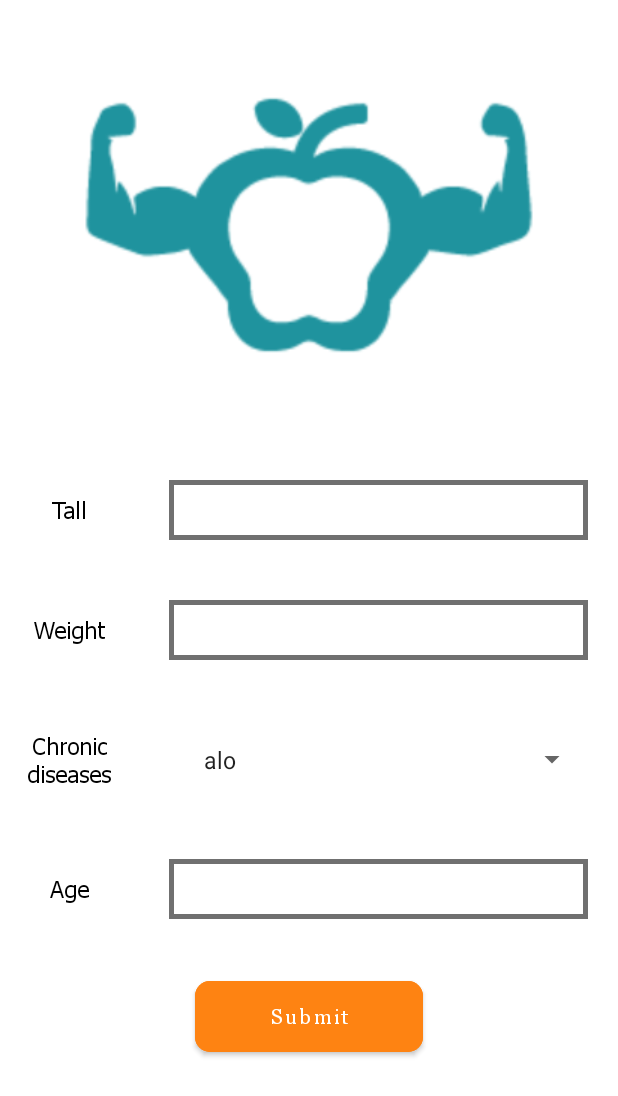
After one commit to YoussefMaged766/Solution_Challenge, an Android app: the SystemInfo_Activity screen opened directly, with no data from a screen before it, on a phone screen of 412 x 824 dp. The commit adds this screen. Shown: the top 1096 px of the screen. Run offline under Robolectric (Android 15) with nearby library versions, the phone set to English and light mode, and no system bars.

Commit message:
SystemInfo_Activity.kt

```diff
--- a/app/src/main/java/com/example/solutionchallenge/IntroSliding_Activity.kt
+++ b/app/src/main/java/com/example/solutionchallenge/IntroSliding_Activity.kt
@@ -5,15 +5,14 @@ import android.content.Intent
 import android.content.SharedPreferences
 import androidx.appcompat.app.AppCompatActivity
 import android.os.Bundle
-import android.view.View
 import android.view.ViewGroup
-import android.widget.Button
 import android.widget.ImageView
 import android.widget.LinearLayout
 import androidx.core.content.ContextCompat
 import androidx.core.view.get
 import androidx.viewpager2.widget.ViewPager2
 import com.example.solutionchallenge.adapter.intro_adapter
+import com.example.solutionchallenge.classes.data_intro
 import com.google.android.material.floatingactionbutton.FloatingActionButton
 
 class IntroSliding_Activity : AppCompatActivity() {
--- a/app/src/main/java/com/example/solutionchallenge/Register_Activity.kt
+++ b/app/src/main/java/com/example/solutionchallenge/Register_Activity.kt
@@ -81,7 +81,7 @@ class Register_Activity : AppCompatActivity() {
         val user: FirebaseUser? = auth.currentUser
         Log.e("user", auth.currentUser.toString())
         user?.let {
-            startActivity(Intent(this, UserProfile_Activity::class.java))
+            startActivity(Intent(this, SystemInfo_Activity::class.java))
             Toast.makeText(applicationContext , "welcome back",Toast.LENGTH_SHORT).show()
         }
     }
--- /dev/null
+++ b/app/src/main/java/com/example/solutionchallenge/SystemInfo_Activity.kt
@@ -0,0 +1,26 @@
+package com.example.solutionchallenge
+
+import androidx.appcompat.app.AppCompatActivity
+import android.os.Bundle
+import android.widget.ArrayAdapter
+import android.widget.Spinner
+
+class SystemInfo_Activity : AppCompatActivity() {
+
+
+    override fun onCreate(savedInstanceState: Bundle?) {
+        super.onCreate(savedInstanceState)
+        setContentView(R.layout.activity_system_info)
+        val spinner :Spinner = findViewById(R.id.spinner_disease)
+        val diseases = resources.getStringArray(R.array.spinner)
+        val adapter = ArrayAdapter(
+            this,
+            android.R.layout.simple_spinner_item, diseases
+        )
+        adapter.setDropDownViewResource(
+            android.R.layout
+                .simple_spinner_dropdown_item)
+        spinner.adapter = adapter
+
+    }
+}
--- a/app/src/main/java/com/example/solutionchallenge/UserProfile_Activity.kt
+++ b/app/src/main/java/com/example/solutionchallenge/UserProfile_Activity.kt
@@ -8,7 +8,6 @@ import android.content.Intent
 import android.content.SharedPreferences
 
 import android.content.pm.PackageManager
-import android.icu.number.IntegerWidth
 import android.net.Uri
 import android.os.Build
 import android.os.Bundle
@@ -19,6 +18,7 @@ import android.widget.*
 import androidx.appcompat.app.AlertDialog
 import androidx.appcompat.app.AppCompatActivity
 import com.bumptech.glide.Glide
+import com.example.solutionchallenge.classes.sharedPrefrence
 import com.google.android.material.floatingactionbutton.FloatingActionButton
 import com.google.firebase.auth.FirebaseAuth
 import com.google.firebase.database.*
@@ -49,7 +49,7 @@ class UserProfile_Activity : AppCompatActivity() {
         setContentView(R.layout.activity_user_profile)
 
         initalize()
-        val sharedPreference:sharedPrefrence=sharedPrefrence(this)
+        val sharedPreference: sharedPrefrence = sharedPrefrence(this)
         sharedPref = getSharedPreferences(PREFS_NAME, Context.MODE_PRIVATE)
 
         btn_camera.setOnClickListener{
--- a/app/src/main/java/com/example/solutionchallenge/adapter/intro_adapter.kt
+++ b/app/src/main/java/com/example/solutionchallenge/adapter/intro_adapter.kt
@@ -7,7 +7,7 @@ import android.widget.ImageView
 import android.widget.TextView
 import androidx.recyclerview.widget.RecyclerView
 import com.example.solutionchallenge.R
-import com.example.solutionchallenge.data_intro
+import com.example.solutionchallenge.classes.data_intro
 
 class intro_adapter(var items:List<data_intro>): RecyclerView.Adapter<intro_adapter.viewholder>() {
 
@@ -31,7 +31,7 @@ class intro_adapter(var items:List<data_intro>): RecyclerView.Adapter<intro_adap
             var img = itemView.findViewById<ImageView>(R.id.image)
             var txtdis = itemView.findViewById<TextView>(R.id.txt_description_intro)
 
-            fun bind (introslide:data_intro){
+            fun bind (introslide: data_intro){
                 txtdis.text =introslide.txt_dis
                 img.setImageResource(introslide.img)
 
--- a/app/src/main/java/com/example/solutionchallenge/data_intro.kt
+++ b/app/src/main/java/com/example/solutionchallenge/classes/Data_intro.kt
@@ -1,3 +1,3 @@
-package com.example.solutionchallenge
+package com.example.solutionchallenge.classes
 
 data class data_intro (val txt_dis :String , val img :Int)
--- a/app/src/main/java/com/example/solutionchallenge/sharedPrefrence.kt
+++ b/app/src/main/java/com/example/solutionchallenge/classes/SharedPrefrence.kt
@@ -1,4 +1,4 @@
-package com.example.solutionchallenge
+package com.example.solutionchallenge.classes
 
 import android.content.Context
 import android.content.SharedPreferences
--- /dev/null
+++ b/app/src/main/res/drawable/ic_baseline_arrow_drop_down_24.xml
@@ -0,0 +1,10 @@
+<vector xmlns:android="http://schemas.android.com/apk/res/android"
+    android:width="24dp"
+    android:height="24dp"
+    android:viewportWidth="24"
+    android:viewportHeight="24"
+    android:tint="?attr/colorControlNormal">
+  <path
+      android:fillColor="@android:color/white"
+      android:pathData="M7,10l5,5 5,-5z"/>
+</vector>
--- /dev/null
+++ b/app/src/main/res/drawable/spinner_style.xml
@@ -0,0 +1,18 @@
+<?xml version="1.0" encoding="utf-8"?>
+<selector xmlns:android="http://schemas.android.com/apk/res/android">
+
+    <item><layer-list>
+        <item><shape>
+            <gradient android:angle="90" android:endColor="#B3BBCC" android:startColor="#E8EBEF" android:type="linear" />
+
+            <stroke android:width="1dp" android:color="#000000" />
+
+            <corners android:radius="4dp" />
+
+            <padding android:bottom="3dp" android:left="3dp" android:right="3dp" android:top="3dp" />
+        </shape></item>
+        <item ><bitmap android:gravity="bottom|right" android:src="@drawable/ic_baseline_arrow_drop_down_24" />
+        </item>
+    </layer-list></item>
+
+</selector>
--- /dev/null
+++ b/app/src/main/res/drawable/system_style.xml
@@ -0,0 +1,5 @@
+<?xml version="1.0" encoding="utf-8"?>
+<shape xmlns:android="http://schemas.android.com/apk/res/android" android:shape="rectangle">
+<stroke android:width="3dp" android:color="@color/black_border" />
+    <size android:width="250dp" android:height="40dp"/>
+</shape>
--- /dev/null
+++ b/app/src/main/res/layout/activity_system_info.xml
@@ -0,0 +1,183 @@
+<?xml version="1.0" encoding="utf-8"?>
+<androidx.constraintlayout.widget.ConstraintLayout xmlns:android="http://schemas.android.com/apk/res/android"
+    xmlns:app="http://schemas.android.com/apk/res-auto"
+    xmlns:tools="http://schemas.android.com/tools"
+    android:layout_width="match_parent"
+    android:layout_height="match_parent"
+    tools:context=".SystemInfo_Activity">
+    <ImageView
+        android:id="@+id/img_systemInfo"
+        android:layout_width="match_parent"
+        android:layout_height="300dp"
+        app:layout_constraintTop_toTopOf="parent"
+        android:src="@drawable/app_icon_03"
+        />
+    <LinearLayout
+        android:id="@+id/container2"
+        android:layout_width="match_parent"
+        android:layout_height="wrap_content"
+        android:orientation="vertical"
+        app:layout_constraintTop_toBottomOf="@id/img_systemInfo">
+
+        <LinearLayout
+            android:layout_width="match_parent"
+            android:layout_height="wrap_content"
+            android:orientation="horizontal">
+
+            <TextView
+                android:id="@+id/textview_tall_system"
+                android:layout_width="0dp"
+                android:layout_height="match_parent"
+                android:layout_gravity="center"
+                android:layout_weight="1"
+                android:fontFamily="@font/tahoma_regular"
+                android:gravity="center"
+                android:text="Tall"
+                android:textColor="@color/black"
+                android:textSize="15sp" />
+
+            <EditText
+                android:id="@+id/tall_edit_system"
+                android:layout_width="0dp"
+                android:layout_height="wrap_content"
+                android:layout_margin="20dp"
+                android:layout_weight="3"
+                android:background="@drawable/system_style"
+                android:fontFamily="@font/tahoma_regular"
+                android:padding="8dp"
+                tools:text="15"
+                android:textColor="@color/black"
+                android:textSize="15sp"
+               />
+
+
+
+        </LinearLayout>
+        <LinearLayout
+            android:layout_width="match_parent"
+            android:layout_height="wrap_content"
+            android:orientation="horizontal"
+            android:gravity="center_horizontal"
+
+            >
+
+            <TextView
+                android:id="@+id/textview_weight_system"
+                android:layout_width="0dp"
+                android:layout_height="match_parent"
+                android:layout_gravity="center_horizontal"
+                android:layout_weight="1"
+                android:fontFamily="@font/tahoma_regular"
+                android:gravity="center"
+                android:text="Weight"
+                android:textColor="@color/black"
+                android:textSize="15sp" />
+
+            <EditText
+                android:id="@+id/weight_edit_system"
+                android:layout_width="0dp"
+                android:layout_height="wrap_content"
+                android:layout_margin="20dp"
+                android:layout_weight="3"
+                android:background="@drawable/system_style"
+                android:fontFamily="@font/tahoma_regular"
+                android:padding="8dp"
+                tools:text="15"
+                android:textColor="@color/black"
+                android:textSize="15sp"
+                 />
+
+        </LinearLayout>
+
+        <LinearLayout
+            android:layout_width="match_parent"
+            android:layout_height="wrap_content"
+            android:orientation="horizontal">
+
+            <TextView
+                android:id="@+id/textview_disease_system"
+                android:layout_width="0dp"
+                android:layout_height="match_parent"
+                android:layout_gravity="center_horizontal"
+                android:layout_weight="1"
+                android:fontFamily="@font/tahoma_regular"
+                android:gravity="center"
+                android:text="Chronic diseases"
+                android:textColor="@color/black"
+                android:textSize="15sp" />
+
+            <Spinner
+                android:id="@+id/spinner_disease"
+                android:layout_width="0dp"
+                android:layout_height="match_parent"
+                android:layout_margin="20dp"
+                android:layout_weight="3"
+                android:fontFamily="@font/tahoma_regular"
+                android:padding="15dp"
+                tools:text="15"
+                android:textColor="@color/black"
+                android:textSize="15sp"
+                android:dropDownWidth="200dp"
+                android:popupBackground="#DFFFFFFF"
+
+
+                />
+
+        </LinearLayout>
+        <LinearLayout
+            android:layout_width="match_parent"
+            android:layout_height="wrap_content"
+            android:orientation="horizontal">
+
+            <TextView
+                android:id="@+id/textview_age_system"
+                android:layout_width="0dp"
+                android:layout_height="match_parent"
+                android:layout_gravity="center_vertical"
+                android:layout_weight="1"
+                android:fontFamily="@font/tahoma_regular"
+                android:gravity="center"
+                android:text="Age"
+                android:textColor="@color/black"
+                android:textSize="15sp" />
+
+            <EditText
+                android:id="@+id/age_edit_system"
+                android:layout_width="0dp"
+                android:layout_height="wrap_content"
+                android:layout_margin="20dp"
+                android:layout_weight="3"
+                android:background="@drawable/system_style"
+                android:fontFamily="@font/tahoma_regular"
+                android:padding="8dp"
+                tools:text="yoer766@gmail.com"
+                android:textColor="@color/black"
+                android:textSize="15sp"
+                android:inputType="textEmailAddress"
+                app:drawableEndCompat="@drawable/ic_baseline_edit_24"
+                />
+
+
+
+        </LinearLayout>
+
+
+    </LinearLayout>
+    <com.google.android.material.button.MaterialButton
+        android:id="@+id/btn_submit_system"
+        android:layout_width="wrap_content"
+        android:layout_height="wrap_content"
+        app:layout_constraintEnd_toEndOf="parent"
+        app:layout_constraintStart_toStartOf="parent"
+        app:layout_constraintTop_toBottomOf="@id/container2"
+        android:layout_marginTop="15dp"
+        android:text="Submit"
+        android:textAllCaps="false"
+        android:backgroundTint="#fe8312"
+        app:cornerRadius="10dp"
+        android:paddingHorizontal="50dp"
+        android:paddingVertical="15dp"
+        android:fontFamily="@font/georgia_regular_font"/>
+
+
+</androidx.constraintlayout.widget.ConstraintLayout>
--- a/app/src/main/res/values/strings.xml
+++ b/app/src/main/res/values/strings.xml
@@ -13,4 +13,12 @@
     <string name="login">Login</string>
     <string name="or">Or</string>
 
+    <string-array name="spinner">
+        <item> alo</item>
+        <item> dsfgsd</item>
+        <item> alsdfgo</item>
+        <item> adsfgslo</item>
+
+    </string-array>
+
 </resources>
```
Also changed, not shown: app/src/main/AndroidManifest.xml (+8 -8 lines).
